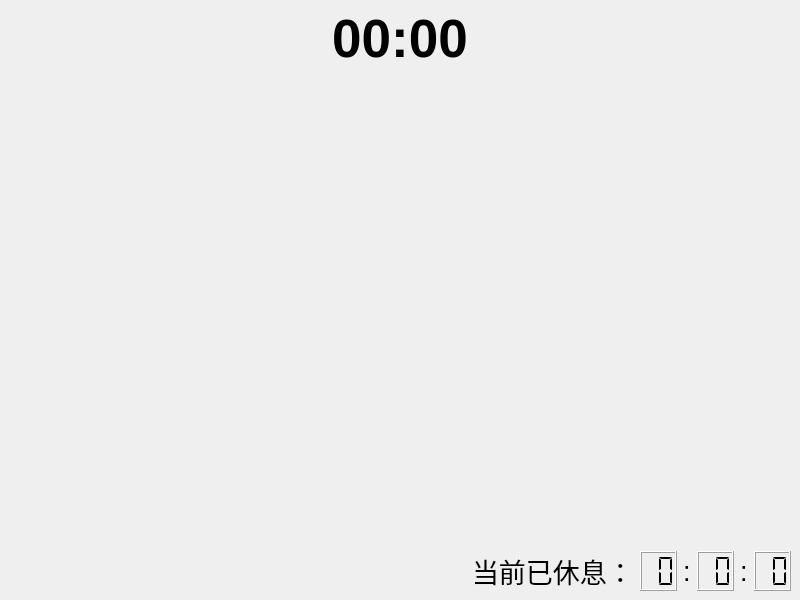
Qt form mainwindow.ui (GXDE-OS/gxde-time-screensaver) before a commit.
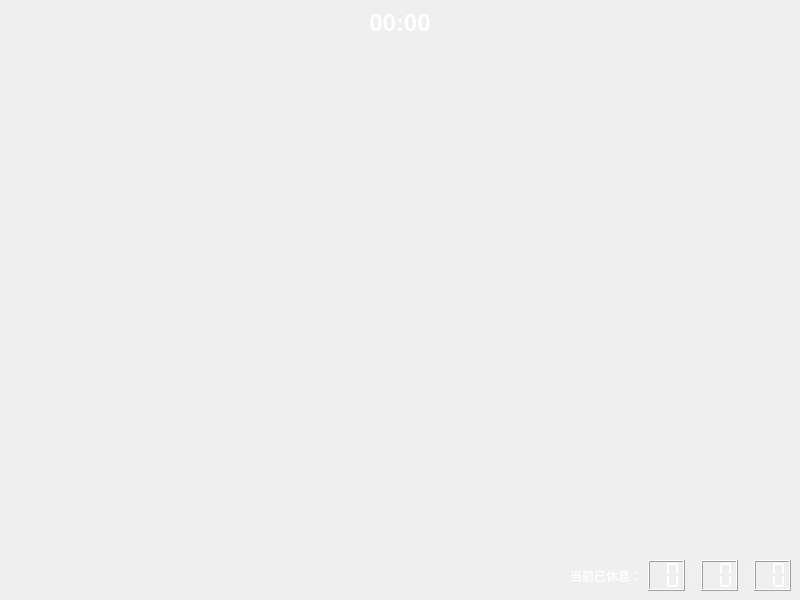
The same form after that commit. Icons and pictures are not drawn.

Commit message: 调整构建

```diff
--- a/mainwindow.ui
+++ b/mainwindow.ui
@@ -23,7 +23,7 @@
     <normaloff>:/Icon/icon.svg</normaloff>:/Icon/icon.svg</iconset>
   </property>
   <property name="styleSheet">
-   <string notr="true"/>
+   <string notr="true">color: white;</string>
   </property>
   <widget class="QWidget" name="centralwidget">
    <layout class="QVBoxLayout" name="verticalLayout">
```
The commit also changes 2 other files.
